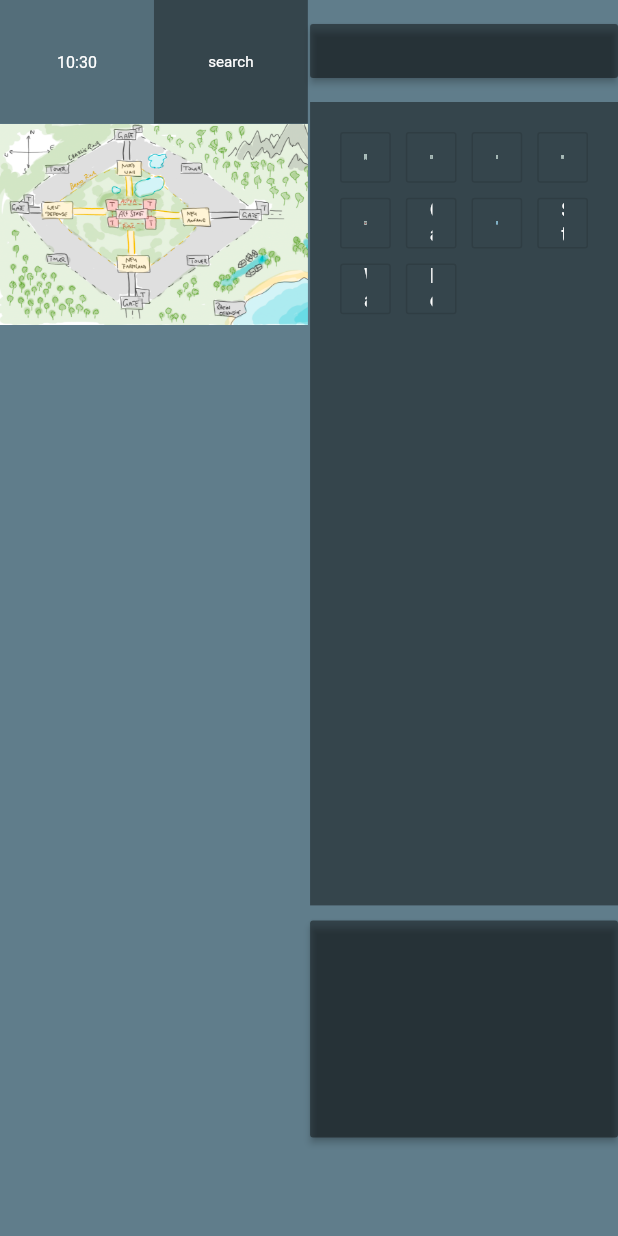
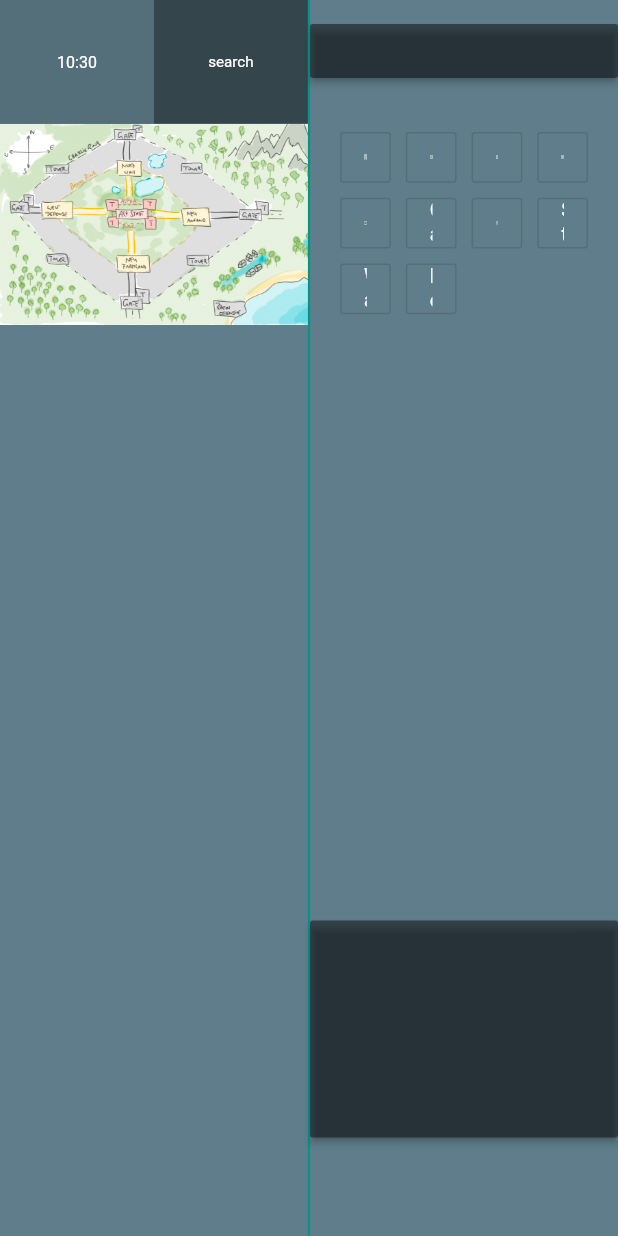
Before and after one commit to SeemannMx/pandp, a Flutter app: the screen it shows after launch, on a phone screen of 412 x 824 dp. Run offline on Flutter 3.47's test engine with Material 2 defaults, Android fonts, the phone set to English and light mode, and no system bars; our stand-ins replace flutter_markdown, google_fonts; Roboto replaces fonts that are missing (Abel).

Commit message:
refac md file

```diff
--- a/lib/provider/provider_window.dart
+++ b/lib/provider/provider_window.dart
@@ -1,6 +1,8 @@
 import 'package:flutter/cupertino.dart';
 import 'package:flutter/material.dart';
 import 'dart:developer' as dev;
+
+import 'package:pandp/globals.dart';
 
 class WindowProvider extends ChangeNotifier {
   Size size;
@@ -10,7 +12,7 @@ class WindowProvider extends ChangeNotifier {
   var sliderWidth = 3.0;
 
   bool dragColorSwitch = true;
-  Color dragContainerColor = Colors.blueGrey;
+  Color dragContainerColor = ACCENT_GREEN;
 
   Widget dragItem = Icon(Icons.switch_left);
   RenderBox _getBox;
@@ -25,9 +27,9 @@ class WindowProvider extends ChangeNotifier {
 
   hover() {
     if (dragColorSwitch) {
-      dragContainerColor = Colors.pink;
+      dragContainerColor = ACCENT_RED;
     } else {
-      dragContainerColor = Colors.blueGrey;
+      dragContainerColor = ACCENT_GREEN;
     }
     dragColorSwitch = !dragColorSwitch;
     notifyListeners();
--- a/lib/widgets/location_grid.dart
+++ b/lib/widgets/location_grid.dart
@@ -33,7 +33,6 @@ class LocationsGrid extends StatelessWidget {
   _getButton(BuildContext context, int index) {
     return OutlineButton(
         child: Provider.of<CustomImageProvider>(context).locations[index],
-        hoverColor: ACCENT_GREEN,
         onPressed: () {
           Provider.of<LocationProvider>(context, listen: false)
               .buildAssetsPathForLoaction(index);
--- a/lib/widgets/story_menu.dart
+++ b/lib/widgets/story_menu.dart
@@ -15,17 +15,12 @@ class StoryMenu extends StatelessWidget {
       children: [
         Flexible(
           flex: 15,
-          child: Container(
-            child: StoryInfo(),
-          ),
+          child: StoryInfo(),
         ),
 
         Flexible(
           flex: 65,
-          child: Container(
-            color: Colors.black45,
-            child: LocationsGrid(),
-          ),
+          child: LocationsGrid(),
         ),
 
         Flexible(
```
Also changed, not shown: 1 other file.
